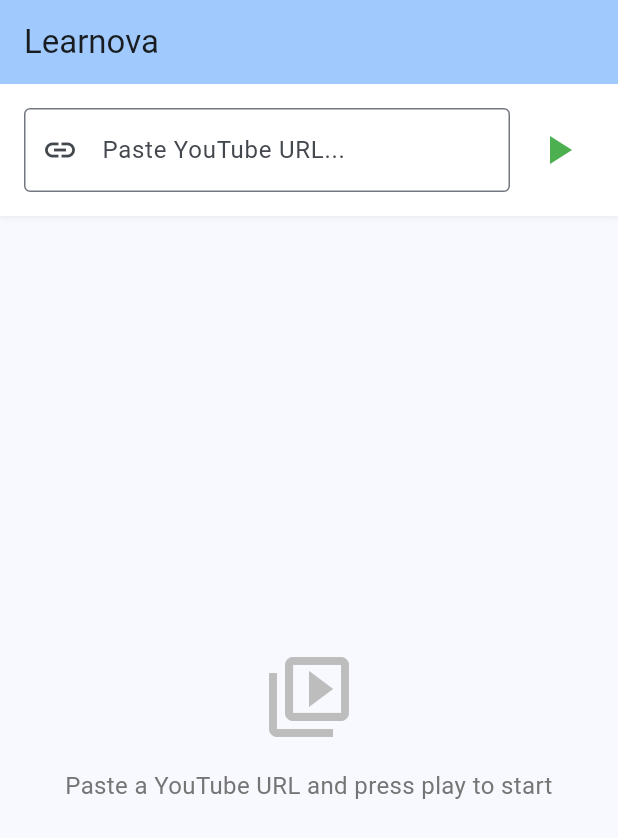
After one commit to AiExpert1985/learnova, a Flutter app: the QAScreen screen opened by its route, on a phone screen of 412 x 824 dp. The commit adds this screen. Shown: the top 838 px of the screen. Run offline on Flutter 3.47's test engine with Material 3 defaults, Android fonts, the phone set to English and light mode, and no system bars; our stand-ins replace flutter_riverpod, go_router.

Commit message:
refactoring based on antigravity

```diff
--- /dev/null
+++ b/lib/core/widgets/empty_state.dart
@@ -0,0 +1,38 @@
+import 'package:flutter/material.dart';
+
+/// Reusable empty state widget for displaying when there's no content
+class EmptyState extends StatelessWidget {
+  final IconData icon;
+  final String message;
+  final Color? iconColor;
+  final double iconSize;
+
+  const EmptyState({
+    super.key,
+    required this.icon,
+    required this.message,
+    this.iconColor,
+    this.iconSize = 64,
+  });
+
+  @override
+  Widget build(BuildContext context) {
+    return Center(
+      child: Padding(
+        padding: const EdgeInsets.all(32),
+        child: Column(
+          mainAxisAlignment: MainAxisAlignment.center,
+          children: [
+            Icon(icon, size: iconSize, color: iconColor ?? Colors.grey[400]),
+            const SizedBox(height: 16),
+            Text(
+              message,
+              style: TextStyle(color: Colors.grey[600], fontSize: 16),
+              textAlign: TextAlign.center,
+            ),
+          ],
+        ),
+      ),
+    );
+  }
+}
--- a/lib/features/qa/screens/qa_screen.dart
+++ b/lib/features/qa/screens/qa_screen.dart
@@ -1,6 +1,7 @@
 import 'package:flutter/material.dart';
 import 'package:flutter_riverpod/flutter_riverpod.dart';
 import '../../../core/providers/app_providers.dart';
+import '../../../core/widgets/empty_state.dart';
 import '../widgets/transcript_header.dart';
 import '../widgets/question_input.dart';
 import '../widgets/url_input.dart';
@@ -22,11 +23,7 @@ class QAScreen extends ConsumerWidget {
       ),
       body: Column(
         children: [
-          UrlInput(
-            isLoading: qaState.isLoadingVideo,
-            onLoad: (url) =>
-                ref.read(qaNotifierProvider.notifier).loadVideo(url),
-          ),
+          const UrlInput(),
           if (qaState.hasVideo)
             TranscriptHeader(
               title: qaState.videoTitle!,
@@ -38,29 +35,12 @@ class QAScreen extends ConsumerWidget {
             Expanded(child: QAHistoryList(history: qaState.history))
           else
             Expanded(
-              child: Center(
-                child: Padding(
-                  padding: const EdgeInsets.all(32),
-                  child: Column(
-                    mainAxisAlignment: MainAxisAlignment.center,
-                    children: [
-                      Icon(
-                        Icons.video_library_outlined,
-                        size: 64,
-                        color: Colors.grey[400],
-                      ),
-                      const SizedBox(height: 16),
-                      Text(
-                        'Paste a YouTube URL and press play to start',
-                        style: TextStyle(color: Colors.grey[600], fontSize: 16),
-                        textAlign: TextAlign.center,
-                      ),
-                    ],
-                  ),
-                ),
+              child: EmptyState(
+                icon: Icons.video_library_outlined,
+                message: 'Paste a YouTube URL and press play to start',
               ),
             ),
-          if (qaState.hasVideo) QuestionInput(isLoading: qaState.isLoading),
+          if (qaState.hasVideo) const QuestionInput(),
         ],
       ),
     );
--- a/lib/features/qa/widgets/url_input.dart
+++ b/lib/features/qa/widgets/url_input.dart
@@ -1,16 +1,15 @@
 import 'package:flutter/material.dart';
+import 'package:flutter_riverpod/flutter_riverpod.dart';
+import '../../../core/providers/app_providers.dart';
 
-class UrlInput extends StatefulWidget {
-  final Function(String) onLoad;
-  final bool isLoading;
-
-  const UrlInput({super.key, required this.onLoad, required this.isLoading});
+class UrlInput extends ConsumerStatefulWidget {
+  const UrlInput({super.key});
 
   @override
-  State<UrlInput> createState() => _UrlInputState();
+  ConsumerState<UrlInput> createState() => _UrlInputState();
 }
 
-class _UrlInputState extends State<UrlInput> {
+class _UrlInputState extends ConsumerState<UrlInput> {
   final _urlController = TextEditingController();
 
   @override
@@ -22,11 +21,15 @@ class _UrlInputState extends State<UrlInput> {
   void _handleLoad() {
     final url = _urlController.text.trim();
     if (url.isEmpty) return;
-    widget.onLoad(url);
+    ref.read(qaNotifierProvider.notifier).loadVideo(url);
   }
 
   @override
   Widget build(BuildContext context) {
+    final isLoading = ref.watch(
+      qaNotifierProvider.select((state) => state.isLoadingVideo),
+    );
+
     return Container(
       padding: const EdgeInsets.all(16),
       decoration: BoxDecoration(
@@ -49,14 +52,14 @@ class _UrlInputState extends State<UrlInput> {
                 border: OutlineInputBorder(),
                 prefixIcon: Icon(Icons.link),
               ),
-              enabled: !widget.isLoading,
+              enabled: !isLoading,
               onSubmitted: (_) => _handleLoad(),
             ),
           ),
           const SizedBox(width: 8),
           IconButton(
-            onPressed: widget.isLoading ? null : _handleLoad,
-            icon: widget.isLoading
+            onPressed: isLoading ? null : _handleLoad,
+            icon: isLoading
                 ? const SizedBox(
                     width: 24,
                     height: 24,
```
Also changed, not shown: lib/features/qa/state/qa_notifier.dart (+6 -9 lines), lib/features/qa/state/qa_state.dart (+5 -5 lines), lib/features/qa/widgets/question_input.dart (+8 -9 lines), pubspec.lock, 1 other file.
